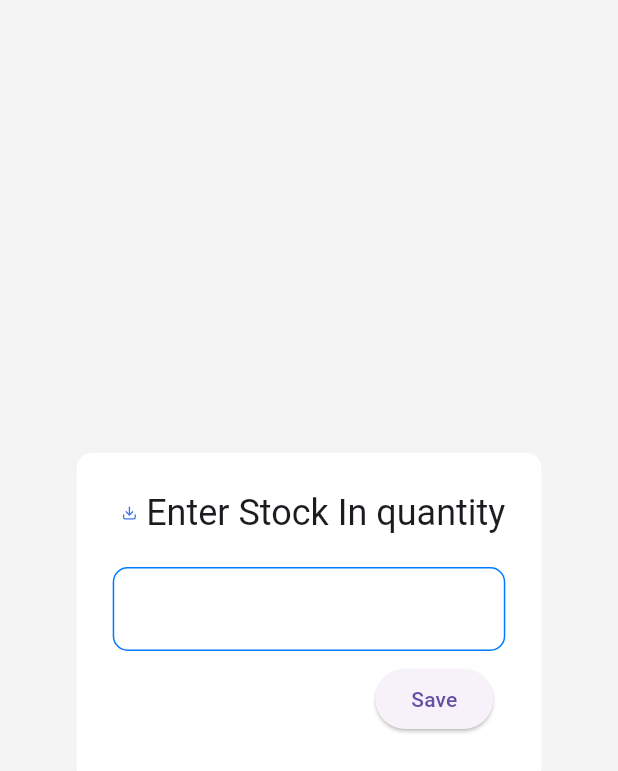
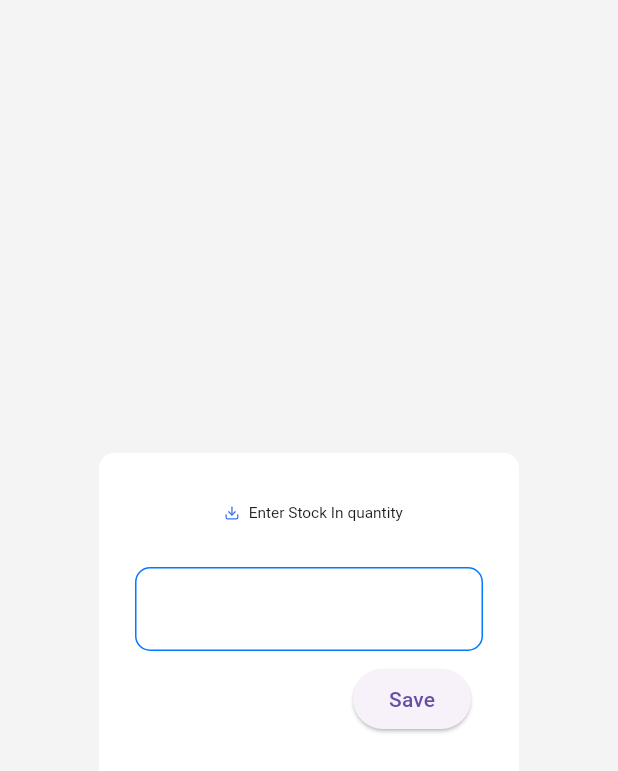
Before and after one commit to parthra-nt/inventory_management, a Flutter app: the StockDialog widget shown alone on an empty page, opened directly with empty values, on a phone screen of 412 x 824 dp. Shown: the top 771 px of the screen. Run offline on Flutter 3.47's test engine with Material 3 defaults, Android fonts, the light colour scheme and no system bars; our stand-ins replace file_picker, flutter_screenutil, flutter_svg, supabase_flutter; accounts and stored records are empty.

Commit message:
Latest Ui Update on 20/05

```diff
--- a/lib/presentation/screens/dashboard_screen.dart
+++ b/lib/presentation/screens/dashboard_screen.dart
@@ -48,7 +48,7 @@
                                 Text(
                                   "Items",
                                   style: TextStyle(
-                                    fontSize: 20.sp,
+                                    fontSize: 30.sp,
                                     fontWeight: FontWeight.w500,
                                     decoration: TextDecoration.none,
                                   ),
@@ -64,7 +64,7 @@
                                   child: Text(
                                     "+ Add Items",
                                     style: TextStyle(
-                                      fontSize: 15,
+                                      fontSize: 25.sp,
                                       color: CupertinoColors.activeBlue,
                                     ),
                                   ),
--- a/lib/presentation/widgets/stock_dialog.dart
+++ b/lib/presentation/widgets/stock_dialog.dart
@@ -29,7 +29,7 @@
       title:
           isStockIn
               ? Row(
-                mainAxisAlignment: MainAxisAlignment.spaceBetween,
+                mainAxisAlignment: MainAxisAlignment.center,
                 children: [
                   Container(
                     padding: const EdgeInsets.all(6),
@@ -44,11 +44,14 @@
                       theme: SvgTheme(currentColor: Color(0xff3c75ef)),
                     ),
                   ),
-                  Text("Enter Stock In quantity"),
+                  Text(
+                    "Enter Stock In quantity",
+                    style: TextStyle(fontSize: 20.sp),
+                  ),
                 ],
               )
               : Row(
-                mainAxisAlignment: MainAxisAlignment.spaceEvenly,
+                mainAxisAlignment: MainAxisAlignment.center,
                 children: [
                   Container(
                     padding: const EdgeInsets.all(6),
@@ -63,7 +66,10 @@
                       theme: SvgTheme(currentColor: Color(0xffdc3a3a)),
                     ),
                   ),
-                  Text("Enter Stock Out quantity"),
+                  Text(
+                    "Enter Stock Out quantity",
+                    style: TextStyle(fontSize: 20.sp),
+                  ),
                 ],
               ),
       shape: RoundedRectangleBorder(borderRadius: BorderRadius.circular(10)),
```
